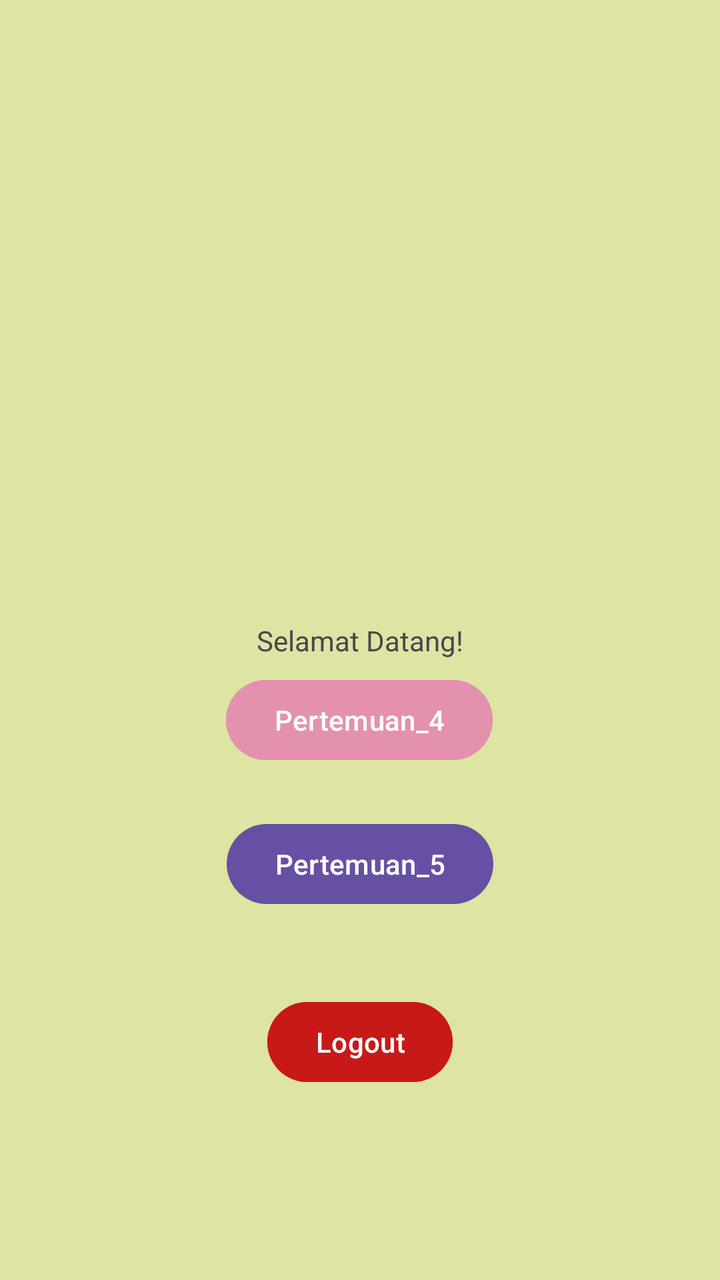
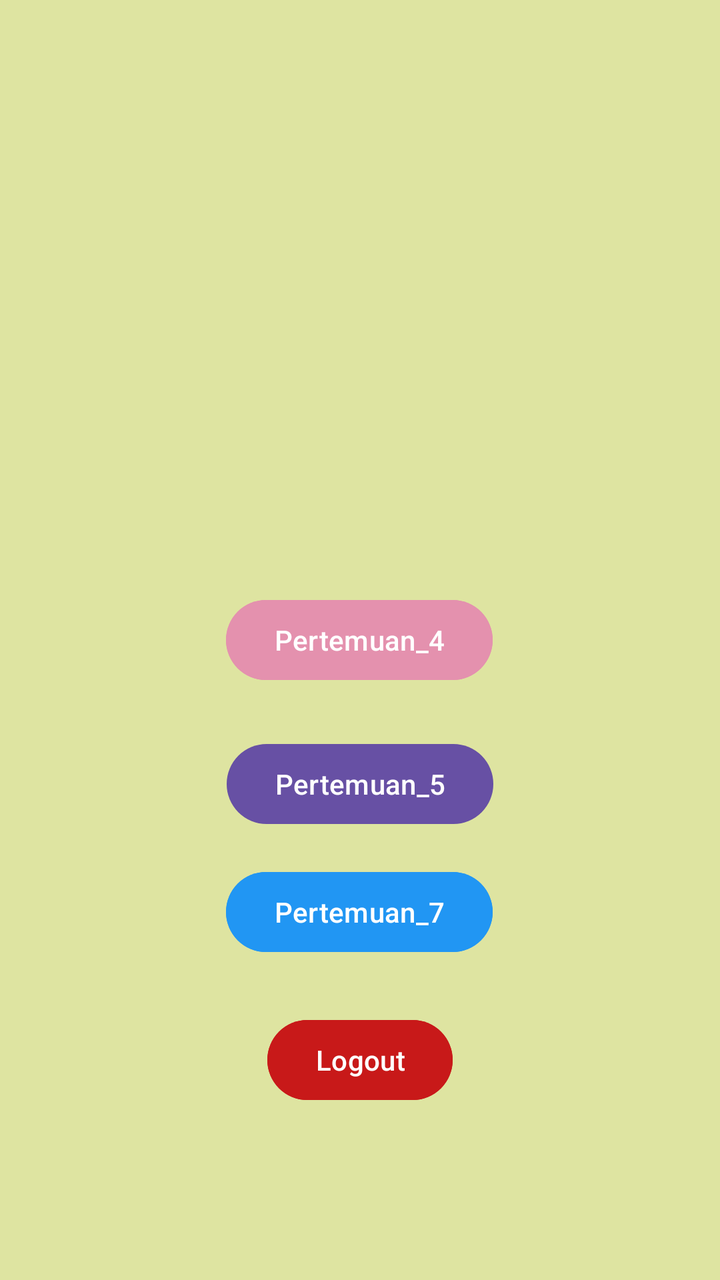

An Android layout rendered at two revisions. The XML below is the earlier revision; the diff shows what the commit changed to produce the second picture.
<!-- AndroidManifest.xml: application theme Theme.Ayu_3TIF -->
<!-- res/layout/activity_main.xml -->
<?xml version="1.0" encoding="utf-8"?>
<androidx.constraintlayout.widget.ConstraintLayout xmlns:android="http://schemas.android.com/apk/res/android"
    xmlns:app="http://schemas.android.com/apk/res-auto"
    xmlns:tools="http://schemas.android.com/tools"
    android:id="@+id/main"
    android:layout_width="match_parent"
    android:layout_height="match_parent"
    android:background="#DEE4A1"
    tools:context=".MainActivity">

    <TextView
        android:layout_width="wrap_content"
        android:layout_height="wrap_content"
        android:text="Selamat Datang!"
        app:layout_constraintBottom_toBottomOf="parent"
        app:layout_constraintEnd_toEndOf="parent"
        app:layout_constraintStart_toStartOf="parent"
        app:layout_constraintTop_toTopOf="parent" />

    <Button
        android:id="@+id/btnToFourth"
        android:layout_width="wrap_content"
        android:layout_height="wrap_content"
        android:layout_marginBottom="256dp"
        android:backgroundTint="#E491AE"
        android:text="Pertemuan_4"
        app:layout_constraintBottom_toBottomOf="parent"
        app:layout_constraintEnd_toEndOf="parent"
        app:layout_constraintHorizontal_bias="0.498"
        app:layout_constraintStart_toStartOf="parent" />

    <Button
        android:id="@+id/btnToFifth"
        android:layout_width="wrap_content"
        android:layout_height="wrap_content"
        android:layout_marginTop="24dp"
        android:text="Pertemuan_5"
        app:layout_constraintEnd_toEndOf="parent"
        app:layout_constraintStart_toStartOf="parent"
        app:layout_constraintTop_toBottomOf="@+id/btnToFourth" />

    <Button
        android:id="@+id/btnLogout"
        android:layout_width="wrap_content"
        android:layout_height="wrap_content"
        android:backgroundTint="#C81919"
        android:text="Logout"
        app:layout_constraintBottom_toBottomOf="parent"
        app:layout_constraintEnd_toEndOf="parent"
        app:layout_constraintStart_toStartOf="parent"
        app:layout_constraintTop_toBottomOf="@+id/btnToFifth"
        app:layout_constraintVertical_bias="0.301" />

</androidx.constraintlayout.widget.ConstraintLayout>
<!-- resources referenced by this layout -->
<resources>
  <style name="Theme.Ayu_3TIF" parent="Base.Theme.Ayu_3TIF" />
  <style name="Base.Theme.Ayu_3TIF" parent="Theme.Material3.DayNight.NoActionBar">
          
          
      </style>
</resources>

<!-- the commit's change to res/layout/activity_main.xml (unified diff, before → after) -->
@@ -21,7 +21,7 @@
         android:id="@+id/btnToFourth"
         android:layout_width="wrap_content"
         android:layout_height="wrap_content"
-        android:layout_marginBottom="256dp"
+        android:layout_marginBottom="296dp"
         android:backgroundTint="#E491AE"
         android:text="Pertemuan_4"
         app:layout_constraintBottom_toBottomOf="parent"
@@ -48,7 +48,19 @@
         app:layout_constraintBottom_toBottomOf="parent"
         app:layout_constraintEnd_toEndOf="parent"
         app:layout_constraintStart_toStartOf="parent"
-        app:layout_constraintTop_toBottomOf="@+id/btnToFifth"
-        app:layout_constraintVertical_bias="0.301" />
+        app:layout_constraintTop_toBottomOf="@+id/btnToSeventh"
+        app:layout_constraintVertical_bias="0.232" />
+
+    <Button
+        android:id="@+id/btnToSeventh"
+        android:layout_width="wrap_content"
+        android:layout_height="wrap_content"
+        android:layout_marginTop="16dp"
+        android:text="Pertemuan_7"
+        android:backgroundTint="#2196F3"
+        app:layout_constraintEnd_toEndOf="parent"
+        app:layout_constraintHorizontal_bias="0.498"
+        app:layout_constraintStart_toStartOf="parent"
+        app:layout_constraintTop_toBottomOf="@+id/btnToFifth" />
 
 </androidx.constraintlayout.widget.ConstraintLayout>
